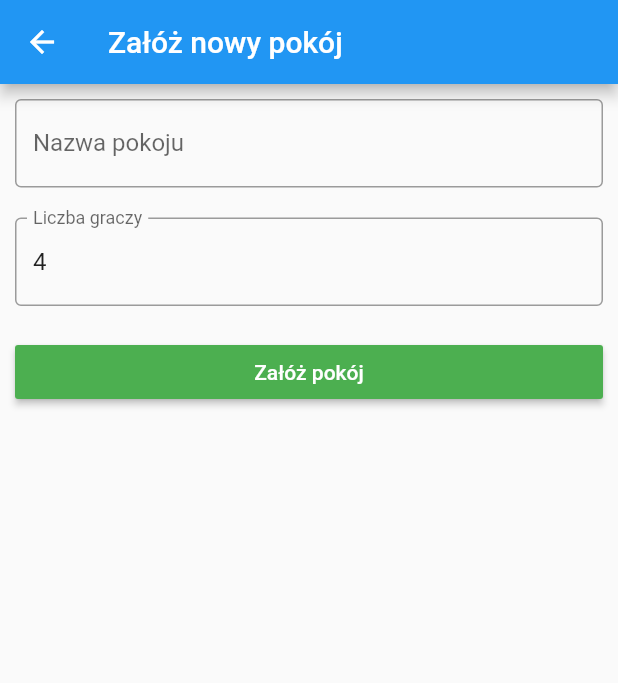
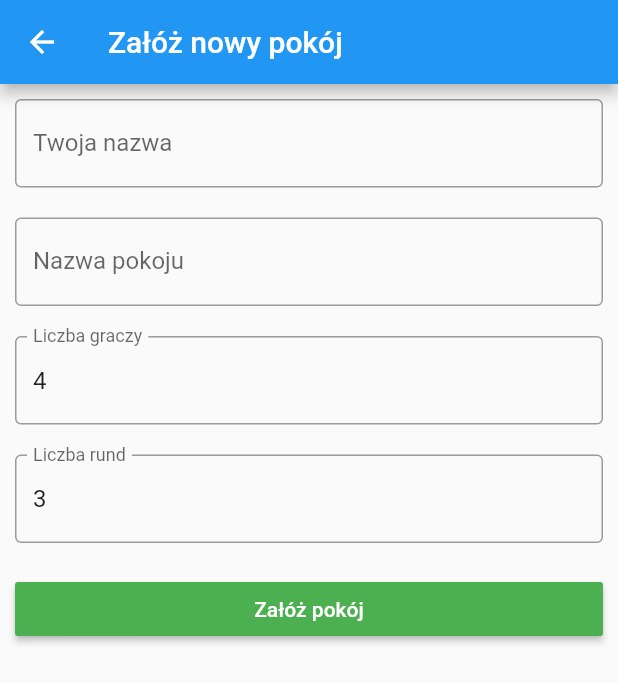
Before and after one commit to Domnyk/auster, a Flutter app: the RoomList screen opened directly, after a tap on "Załóż pokój", on a phone screen of 412 x 824 dp. Shown: the top 683 px of the screen. Run offline on Flutter 3.47's test engine with Material 2 defaults, Android fonts, the phone set to English and light mode, and no system bars; our stand-ins replace graphql_flutter, numberpicker; network calls fail; statements that could not run were skipped.

Commit message:
Refactor and new screens
Add screen when wating for other players
Navigate from 'Join room' and 'Create new room' to 'Wait for players'
Split files into screens, widgets & services

```diff
--- a/zefir/lib/main.dart
+++ b/zefir/lib/main.dart
@@ -1,5 +1,5 @@
 import 'package:flutter/material.dart';
-import 'package:zefir/room_list.dart';
+import 'package:zefir/screens/room_list.dart';
 
 void main() => runApp(MyApp());
 
--- a/zefir/lib/new_room.dart
+++ /dev/null
@@ -1,91 +0,0 @@
-import 'package:flutter/material.dart';
-import 'package:zefir/number_picker.dart';
-import 'dart:developer' as developer;
-import 'package:zefir/services/eurus.dart';
-
-class NewRoom extends StatefulWidget {
-  final Eurus eurus;
-
-  NewRoom(this.eurus);
-
-  @override
-  _NewRoomState createState() => _NewRoomState(eurus: eurus);
-}
-
-class _NewRoomState extends State<NewRoom> {
-  TextEditingController numOfPlayersController = new TextEditingController();
-  Eurus eurus;
-  final _formKey = GlobalKey<FormState>();
-  String roomName;
-  int numOfPlayers;
-
-  _NewRoomState({@required Eurus eurus}) {
-    this.eurus = eurus;
-    numOfPlayersController.addListener(() {
-      numOfPlayers = int.parse(numOfPlayersController.text);
-    });
-  }
-
-  @override
-  Widget build(BuildContext context) {
-    var numOfPlayersField = buildNumOfPlayersField(
-            context: context,
-            initialValue: 4,
-            controller: numOfPlayersController),
-        widgets = [buildNameField(), numOfPlayersField, buildCreateRoomButton()]
-            .map(
-                (widget) => Padding(child: widget, padding: EdgeInsets.all(10)))
-            .toList();
-
-    return Scaffold(
-        appBar: AppBar(title: Text('Załóż nowy pokój')),
-        body: Form(
-            key: _formKey,
-            child: Column(
-              children: widgets,
-            )));
-  }
-
-  Widget buildNumOfPlayersField(
-      {@required BuildContext context,
-      @required int initialValue,
-      @required TextEditingController controller}) {
-    return new NumberPicker(
-      context: context,
-      initialValue: 4,
-      controller: numOfPlayersController,
-    );
-  }
-
-  Widget buildNameField() {
-    return TextFormField(
-      onChanged: (String newVal) {
-        roomName = newVal.trim();
-      },
-      decoration: InputDecoration(
-          border: OutlineInputBorder(), labelText: 'Nazwa pokoju'),
-      validator: (value) {
-        return value.isEmpty ? 'Wprowadź nazwę pokoju' : null;
-      },
-    );
-  }
-
-  Widget buildCreateRoomButton() {
-    var button = RaisedButton(
-        onPressed: () {
-          developer
-              .log('Name of room: $roomName, num of players: $numOfPlayers');
-          if (_formKey.currentState.validate()) {
-            eurus.createNewRoom(name: roomName, numOfPlayers: numOfPlayers);
-          }
-        },
-        color: Colors.green,
-        textColor: Colors.white,
-        child: Text('Załóż pokój'));
-
-    return SizedBox(
-      child: button,
-      width: double.infinity,
-    );
-  }
-}
--- /dev/null
+++ b/zefir/lib/screens/new_room.dart
@@ -0,0 +1,153 @@
+import 'package:flutter/material.dart';
+import 'package:zefir/screens/wait_for_players.dart';
+import 'package:zefir/widgets/number_picker.dart';
+import 'dart:developer' as developer;
+import 'package:zefir/services/eurus/eurus.dart';
+
+class NewRoom extends StatefulWidget {
+  final Eurus eurus;
+
+  NewRoom(this.eurus);
+
+  @override
+  _NewRoomState createState() => _NewRoomState(eurus: eurus);
+}
+
+class _NewRoomState extends State<NewRoom> {
+  final _formKey = GlobalKey<FormState>();
+
+  TextEditingController numOfPlayersController = new TextEditingController();
+  TextEditingController numOfRoundsController = new TextEditingController();
+  TextEditingController nameOfPlayerController = new TextEditingController();
+  Eurus eurus;
+  String roomName;
+  int numOfPlayers;
+  int _numOfRounds;
+  String _nameOfPlayer;
+
+  _NewRoomState({@required Eurus eurus}) {
+    this.eurus = eurus;
+
+    numOfPlayersController.addListener(() {
+      numOfPlayers = int.parse(numOfPlayersController.text);
+    });
+    numOfRoundsController.addListener(() {
+      _numOfRounds = int.parse(numOfRoundsController.text);
+    });
+    nameOfPlayerController.addListener(() {
+      _nameOfPlayer = nameOfPlayerController.text.trim();
+    });
+  }
+
+  @override
+  Widget build(BuildContext ctx) {
+    final numOfPlayersField = buildNumOfPlayersField(
+        context: ctx, initialValue: 4, controller: numOfPlayersController);
+    final numOfRoundsField = _buildNumOfRoundsField(
+        context: ctx, initialValue: 3, controller: numOfRoundsController);
+    final widgets = [
+      _buildNameOfPlayerField(),
+      buildRoomNameField(),
+      numOfPlayersField,
+      numOfRoundsField,
+      _buildCreateRoomButton(ctx)
+    ]
+        .map((widget) => Padding(child: widget, padding: EdgeInsets.all(10)))
+        .toList();
+
+    return Scaffold(
+        appBar: AppBar(title: Text('Załóż nowy pokój')),
+        body: Form(
+            key: _formKey,
+            child: Column(
+              children: widgets,
+            )));
+  }
+
+  Widget _buildNameOfPlayerField() {
+    return TextFormField(
+      controller: nameOfPlayerController,
+      decoration: InputDecoration(
+          border: OutlineInputBorder(), labelText: 'Twoja nazwa'),
+      validator: (value) {
+        return value.isEmpty ? 'Wprowadź nazwę gracza' : null;
+      },
+    );
+  }
+
+  Widget buildNumOfPlayersField(
+      {@required BuildContext context,
+      @required int initialValue,
+      @required TextEditingController controller}) {
+    return new NumberPicker(
+      context: context,
+      initialValue: 4,
+      controller: numOfPlayersController,
+      labelText: 'Liczba graczy',
+    );
+  }
+
+  Widget _buildNumOfRoundsField(
+      {@required BuildContext context,
+      @required int initialValue,
+      @required TextEditingController controller}) {
+    return new NumberPicker(
+      context: context,
+      initialValue: initialValue,
+      controller: controller,
+      labelText: 'Liczba rund',
+    );
+  }
+
+  Widget buildRoomNameField() {
+    return TextFormField(
+      onChanged: (String newVal) {
+        roomName = newVal.trim();
+      },
+      decoration: InputDecoration(
+          border: OutlineInputBorder(), labelText: 'Nazwa pokoju'),
+      validator: (value) {
+        return value.isEmpty ? 'Wprowadź nazwę pokoju' : null;
+      },
+    );
+  }
+
+  Widget _buildCreateRoomButton(BuildContext ctx) {
+    void showErrorDialog(err) {
+      showDialog(
+          context: ctx,
+          builder: (BuildContext _) {
+            return AlertDialog(
+              title: Text("Wystąpił błąd"),
+              content: Text(
+                  "Nie udało się utworzyć pokoju. Spróbuj ponownie później"),
+            );
+          });
+    }
+
+    void navigateToWaitForPlayersScreen(_) {
+      Navigator.push(
+          ctx, MaterialPageRoute(builder: (context) => WaitForPlayers()));
+    }
+
+    final button = RaisedButton(
+        onPressed: () {
+          eurus
+              .createNewRoom(
+                  roomName: roomName,
+                  playerName: _nameOfPlayer,
+                  numOfPlayers: numOfPlayers,
+                  numOfRounds: _numOfRounds)
+              .then(navigateToWaitForPlayersScreen)
+              .catchError(showErrorDialog);
+        },
+        color: Colors.green,
+        textColor: Colors.white,
+        child: Text('Załóż pokój'));
+
+    return SizedBox(
+      child: button,
+      width: double.infinity,
+    );
+  }
+}
--- a/zefir/lib/room_list.dart
+++ b/zefir/lib/screens/room_list.dart
@@ -1,10 +1,10 @@
 import 'package:flutter/cupertino.dart';
 import 'package:flutter/material.dart';
 import 'package:graphql_flutter/graphql_flutter.dart';
-import 'package:zefir/join_room.dart';
+import 'package:zefir/screens/join_room.dart';
 import 'package:zefir/model/room.dart';
-import 'package:zefir/new_room.dart';
-import 'package:zefir/services/eurus.dart';
+import 'package:zefir/screens/new_room.dart';
+import 'package:zefir/services/eurus/eurus.dart';
 import 'dart:developer' as developer;
 
 class RoomList extends StatefulWidget {
--- a/zefir/lib/services/mutations.dart
+++ b/zefir/lib/services/eurus/mutations.dart
@@ -1,4 +1,12 @@
 class Mutations {
+  static const String CREATE_NEW_ROOM = """
+    mutation newRoom(\$name: String!, \$rounds: Int!, \$players: Int!) {
+      newRoom(name: \$name, players: \$players, rounds: \$rounds) {
+        joinCode,
+      }
+    }
+  """;
+
   static const String JOIN_ROOM = """
   mutation joinRoomM(\$roomCode: String!, \$playerName: String!) {
     joinRoom(roomCode:\$roomCode, playerName:\$playerName) {
--- a/zefir/lib/number_picker.dart
+++ b/zefir/lib/widgets/number_picker.dart
@@ -6,6 +6,7 @@ class NumberPicker extends FormField<int> {
       {@required BuildContext context,
       @required int initialValue,
       @required TextEditingController controller,
+      @required String labelText,
       FormFieldSetter<int> onSaved,
       FormFieldValidator<int> validator,
       bool autovalidate = false})
@@ -34,7 +35,7 @@ class NumberPicker extends FormField<int> {
                 controller: controller,
                 readOnly: true,
                 decoration: InputDecoration(
-                    labelText: 'Liczba graczy', border: OutlineInputBorder()),
+                    labelText: labelText, border: OutlineInputBorder()),
               );
             }) {
     controller.text = getVal(controller, initialValue).toString();
```
Also changed, not shown: zefir/lib/screens/join_room.dart (renamed from zefir/lib/join_room.dart, +37 -21 lines), zefir/lib/screens/wait_for_players.dart (added, +84 -0 lines), zefir/lib/services/eurus.dart (deleted, +0 -52 lines), zefir/lib/services/eurus/eurus.dart (added, +65 -0 lines).
